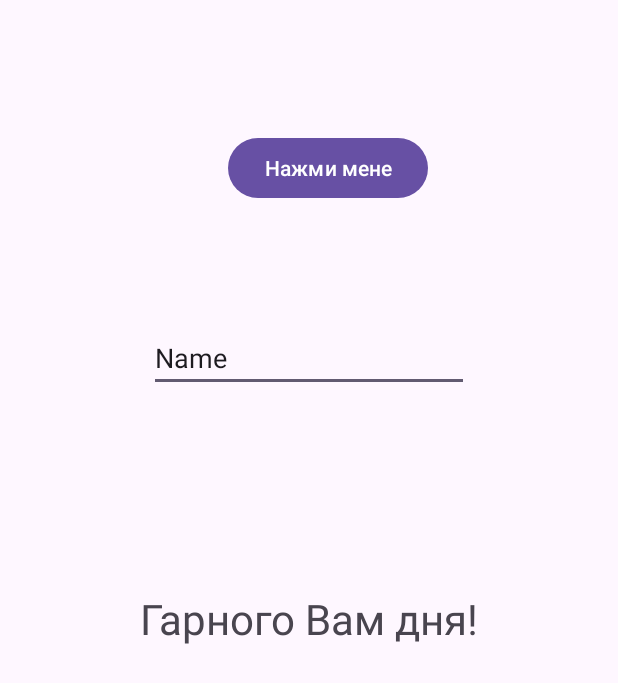
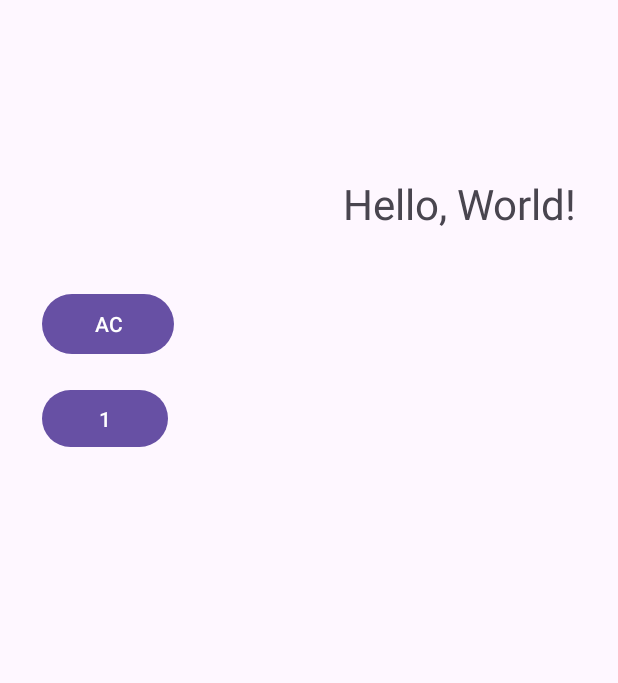
Before and after one commit to nazaruha/First_Android_Project, an Android app: the screen it shows after launch (MainActivity), on a phone screen of 412 x 824 dp. Shown: the top 683 px of the screen. Run offline under Robolectric (Android 15) with nearby library versions, the phone set to English and light mode, and no system bars.

Commit message:
start making calculator

```diff
--- a/app/src/main/java/com/example/lesson1begin/MainActivity.java
+++ b/app/src/main/java/com/example/lesson1begin/MainActivity.java
@@ -6,19 +6,28 @@ import android.os.Bundle;
 import android.util.Log;
 import android.view.View;
 import android.widget.EditText;
+import android.widget.TextView;
 
 public class MainActivity extends AppCompatActivity {
-    private EditText txtInfo; // init property for some purpose
+    //private EditText txtInfo; // init property for some purpose
+    private TextView txtOutputOperation;
 
     @Override
     protected void onCreate(Bundle savedInstanceState) {
         super.onCreate(savedInstanceState);
         setContentView(R.layout.activity_main);
-        txtInfo = findViewById(R.id.txtInfo); // get object by id
+        //txtInfo = findViewById(R.id.txtInfo); // get object by id
+        txtOutputOperation = findViewById(R.id.txtOutputOperation);
+        txtOutputOperation.setText("Hello, World!");
     }
 
-    public void OnClickHandler(View view) {
-        String text = txtInfo.getText().toString();
-        Log.d("my-tag", "-----Нажали кнопку-----" + text);
+//    public void OnClickHandler(View view) {
+//        String text = txtInfo.getText().toString();
+//        Log.d("my-tag", "-----Нажали кнопку-----" + text);
+//    }
+
+    public void OnClearAllClickHandler(View view) {
+        txtOutputOperation.setText("");
+        Log.d("my-tag", "-----btn_ClearAll click-----");
     }
 }
--- a/app/src/main/res/layout/activity_main.xml
+++ b/app/src/main/res/layout/activity_main.xml
@@ -6,37 +6,38 @@
     android:layout_height="match_parent"
     tools:context=".MainActivity">
 
-    <Button
-        android:id="@+id/button"
-        android:layout_width="wrap_content"
-        android:layout_height="wrap_content"
-        android:layout_marginStart="152dp"
-        android:layout_marginTop="88dp"
-        android:onClick="OnClickHandler"
-        android:text="Нажми мене"
-        app:layout_constraintStart_toStartOf="parent"
-        app:layout_constraintTop_toTopOf="parent" />
-
-    <EditText
-        android:id="@+id/txtInfo"
-        android:layout_width="wrap_content"
-        android:layout_height="wrap_content"
-        android:layout_marginTop="80dp"
-        android:ems="10"
-        android:inputType="text"
-        android:text="Name"
-        app:layout_constraintEnd_toEndOf="parent"
-        app:layout_constraintStart_toStartOf="parent"
-        app:layout_constraintTop_toBottomOf="@+id/button" />
-
     <TextView
-        android:layout_width="wrap_content"
-        android:layout_height="wrap_content"
-        android:text="Гарного Вам дня!"
-        android:textSize="28dp"
+        android:id="@+id/txtOutputOperation"
+        android:layout_width="355dp"
+        android:layout_height="47dp"
+        android:gravity="end"
+        android:text=""
+        android:textSize="28sp"
         app:layout_constraintBottom_toBottomOf="parent"
         app:layout_constraintEnd_toEndOf="parent"
         app:layout_constraintStart_toStartOf="parent"
-        app:layout_constraintTop_toTopOf="parent" />
+        app:layout_constraintTop_toTopOf="parent"
+        app:layout_constraintVertical_bias="0.15" />
 
+    <Button
+        android:id="@+id/btn_ClearAll"
+        android:layout_width="wrap_content"
+        android:layout_height="wrap_content"
+        android:layout_marginStart="28dp"
+        android:layout_marginTop="28dp"
+        android:text="AC"
+        android:onClick="OnClearAllClickHandler"
+        app:layout_constraintStart_toStartOf="parent"
+        app:layout_constraintTop_toBottomOf="@+id/txtOutputOperation" />
+
+    <Button
+        android:id="@+id/button2"
+        android:layout_width="84dp"
+        android:layout_height="46dp"
+        android:layout_marginStart="28dp"
+        android:layout_marginTop="16dp"
+        android:text="1"
+
+        app:layout_constraintStart_toStartOf="parent"
+        app:layout_constraintTop_toBottomOf="@+id/btn_ClearAll" />
 </androidx.constraintlayout.widget.ConstraintLayout>
```
